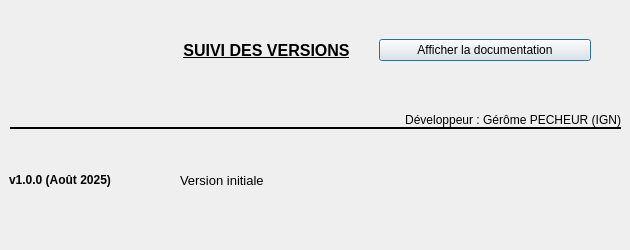
The window that aproposde.ui (IGNF/assistant-hydro-national-qgis-plugin) describes before a commit, drawn with Qt 5.
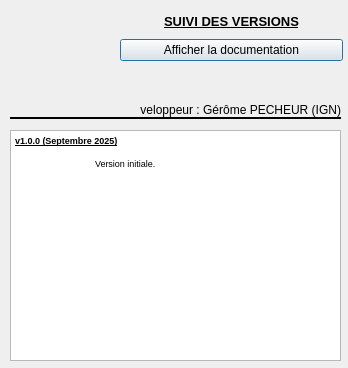
The same window after the commit. Icons and pictures are not drawn.

```diff
--- a/aproposde.ui
+++ b/aproposde.ui
@@ -6,20 +6,20 @@
    <rect>
     <x>0</x>
     <y>0</y>
-    <width>630</width>
-    <height>250</height>
+    <width>348</width>
+    <height>368</height>
    </rect>
   </property>
   <property name="minimumSize">
    <size>
-    <width>630</width>
-    <height>250</height>
+    <width>200</width>
+    <height>200</height>
    </size>
   </property>
   <property name="maximumSize">
    <size>
-    <width>630</width>
-    <height>250</height>
+    <width>800</width>
+    <height>800</height>
    </size>
   </property>
   <property name="windowTitle">
@@ -29,55 +29,12 @@
    <iconset>
     <normaloff>icons/icon_principal.png</normaloff>icons/icon_principal.png</iconset>
   </property>
-  <widget class="QWidget" name="horizontalLayoutWidget">
-   <property name="geometry">
-    <rect>
-     <x>130</x>
-     <y>10</y>
-     <width>491</width>
-     <height>81</height>
-    </rect>
-   </property>
-   <layout class="QHBoxLayout" name="horizontalLayout">
-    <property name="leftMargin">
-     <number>30</number>
-    </property>
-    <property name="rightMargin">
-     <number>30</number>
-    </property>
-    <item>
-     <widget class="QLabel" name="label">
-      <property name="font">
-       <font>
-        <pointsize>11</pointsize>
-        <weight>75</weight>
-        <bold>true</bold>
-        <underline>true</underline>
-       </font>
-      </property>
-      <property name="text">
-       <string>&lt;html&gt;&lt;head/&gt;&lt;body&gt;&lt;p&gt;&lt;span style=&quot; font-size:12pt;&quot;&gt;SUIVI DES VERSIONS&lt;/span&gt;&lt;/p&gt;&lt;/body&gt;&lt;/html&gt;</string>
-      </property>
-      <property name="alignment">
-       <set>Qt::AlignCenter</set>
-      </property>
-     </widget>
-    </item>
-    <item>
-     <widget class="QPushButton" name="pushButtonAffichedoc">
-      <property name="text">
-       <string>Afficher la documentation</string>
-      </property>
-     </widget>
-    </item>
-   </layout>
-  </widget>
   <widget class="Line" name="line">
    <property name="geometry">
     <rect>
      <x>10</x>
-     <y>120</y>
-     <width>611</width>
+     <y>110</y>
+     <width>331</width>
      <height>16</height>
     </rect>
    </property>
@@ -91,51 +48,13 @@
     <enum>Qt::Horizontal</enum>
    </property>
   </widget>
-  <widget class="QWidget" name="verticalLayoutWidget_5">
-   <property name="geometry">
-    <rect>
-     <x>9</x>
-     <y>140</y>
-     <width>161</width>
-     <height>81</height>
-    </rect>
-   </property>
-   <layout class="QVBoxLayout" name="verticalLayout_5">
-    <item>
-     <widget class="QLabel" name="label_6">
-      <property name="text">
-       <string>&lt;html&gt;&lt;head/&gt;&lt;body&gt;&lt;p&gt;&lt;span style=&quot; font-weight:600;&quot;&gt;v1.0.0 (Août 2025)&lt;/span&gt;&lt;/p&gt;&lt;/body&gt;&lt;/html&gt;</string>
-      </property>
-     </widget>
-    </item>
-   </layout>
-  </widget>
-  <widget class="QWidget" name="verticalLayoutWidget_6">
-   <property name="geometry">
-    <rect>
-     <x>180</x>
-     <y>140</y>
-     <width>441</width>
-     <height>81</height>
-    </rect>
-   </property>
-   <layout class="QVBoxLayout" name="verticalLayout_6">
-    <item>
-     <widget class="QLabel" name="label_7">
-      <property name="text">
-       <string>&lt;html&gt;&lt;head/&gt;&lt;body&gt;&lt;p&gt;&lt;span style=&quot; font-size:10pt;&quot;&gt;Version initiale&lt;/span&gt;&lt;/p&gt;&lt;/body&gt;&lt;/html&gt;</string>
-      </property>
-     </widget>
-    </item>
-   </layout>
-  </widget>
   <widget class="QLabel" name="label_2">
    <property name="geometry">
     <rect>
      <x>10</x>
      <y>10</y>
      <width>110</width>
-     <height>110</height>
+     <height>101</height>
     </rect>
    </property>
    <property name="text">
@@ -151,9 +70,9 @@
   <widget class="QLabel" name="label_3">
    <property name="geometry">
     <rect>
-     <x>370</x>
-     <y>110</y>
-     <width>251</width>
+     <x>140</x>
+     <y>100</y>
+     <width>201</width>
      <height>20</height>
     </rect>
    </property>
@@ -164,6 +83,65 @@
     <set>Qt::AlignRight|Qt::AlignTrailing|Qt::AlignVCenter</set>
    </property>
   </widget>
+  <widget class="QWidget" name="verticalLayoutWidget">
+   <property name="geometry">
+    <rect>
+     <x>120</x>
+     <y>10</y>
+     <width>223</width>
+     <height>51</height>
+    </rect>
+   </property>
+   <layout class="QVBoxLayout" name="verticalLayout">
+    <item>
+     <widget class="QLabel" name="label">
+      <property name="font">
+       <font>
+        <pointsize>11</pointsize>
+        <weight>75</weight>
+        <bold>true</bold>
+        <underline>true</underline>
+       </font>
+      </property>
+      <property name="text">
+       <string>&lt;html&gt;&lt;head/&gt;&lt;body&gt;&lt;p&gt;&lt;span style=&quot; font-size:10pt;&quot;&gt;SUIVI DES VERSIONS&lt;/span&gt;&lt;/p&gt;&lt;/body&gt;&lt;/html&gt;</string>
+      </property>
+      <property name="alignment">
+       <set>Qt::AlignCenter</set>
+      </property>
+     </widget>
+    </item>
+    <item>
+     <widget class="QPushButton" name="pushButtonAffichedoc">
+      <property name="text">
+       <string>Afficher la documentation</string>
+      </property>
+     </widget>
+    </item>
+   </layout>
+  </widget>
+  <widget class="QTextEdit" name="textEdit">
+   <property name="geometry">
+    <rect>
+     <x>10</x>
+     <y>130</y>
+     <width>331</width>
+     <height>231</height>
+    </rect>
+   </property>
+   <property name="readOnly">
+    <bool>true</bool>
+   </property>
+   <property name="html">
+    <string>&lt;!DOCTYPE HTML PUBLIC &quot;-//W3C//DTD HTML 4.0//EN&quot; &quot;http://www.w3.org/TR/REC-html40/strict.dtd&quot;&gt;
+&lt;html&gt;&lt;head&gt;&lt;meta name=&quot;qrichtext&quot; content=&quot;1&quot; /&gt;&lt;style type=&quot;text/css&quot;&gt;
+p, li { white-space: pre-wrap; }
+&lt;/style&gt;&lt;/head&gt;&lt;body style=&quot; font-family:'MS Shell Dlg 2'; font-size:7.8pt; font-weight:400; font-style:normal;&quot;&gt;
+&lt;p style=&quot; margin-top:0px; margin-bottom:0px; margin-left:0px; margin-right:0px; -qt-block-indent:0; text-indent:0px;&quot;&gt;&lt;span style=&quot; font-size:7pt; font-weight:600; text-decoration: underline;&quot;&gt;v1.0.0 (Septembre 2025)&lt;/span&gt;&lt;/p&gt;
+&lt;p style=&quot;-qt-paragraph-type:empty; margin-top:0px; margin-bottom:0px; margin-left:0px; margin-right:0px; -qt-block-indent:0; text-indent:0px; font-size:7pt; font-weight:600; text-decoration: underline;&quot;&gt;&lt;br /&gt;&lt;/p&gt;
+&lt;p style=&quot; margin-top:0px; margin-bottom:0px; margin-left:0px; margin-right:0px; -qt-block-indent:0; text-indent:0px;&quot;&gt;	&lt;span style=&quot; font-size:7pt;&quot;&gt;Version initiale.&lt;/span&gt;&lt;/p&gt;&lt;/body&gt;&lt;/html&gt;</string>
+   </property>
+  </widget>
  </widget>
  <resources/>
  <connections/>
```
Left out of the diff: 2 changed lines with no effect on the pictures.
